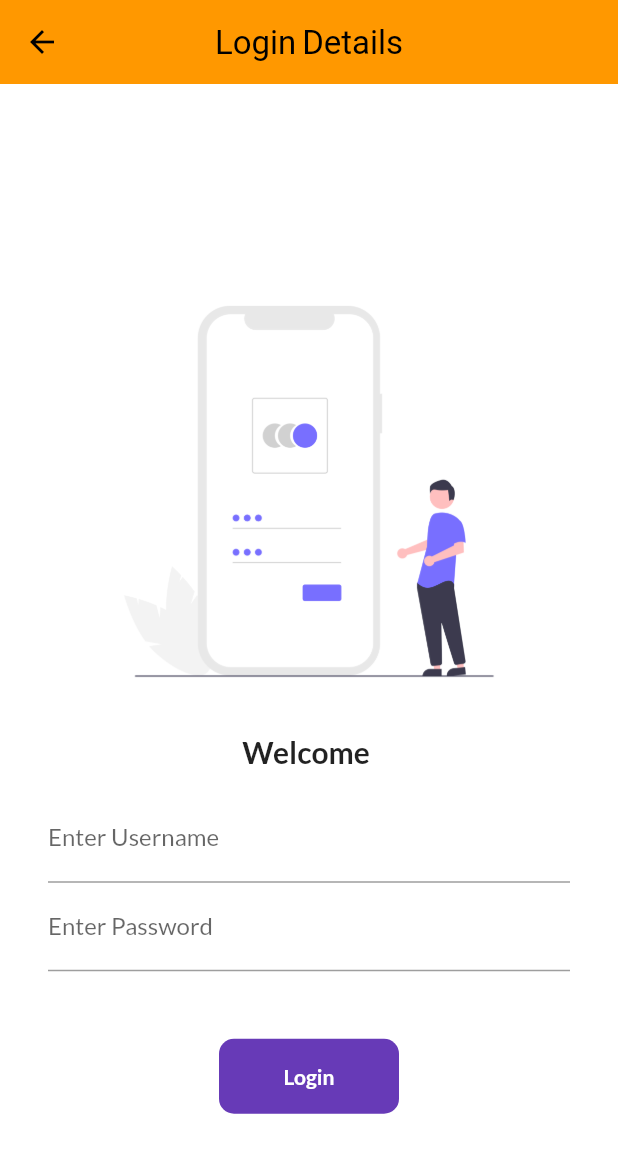
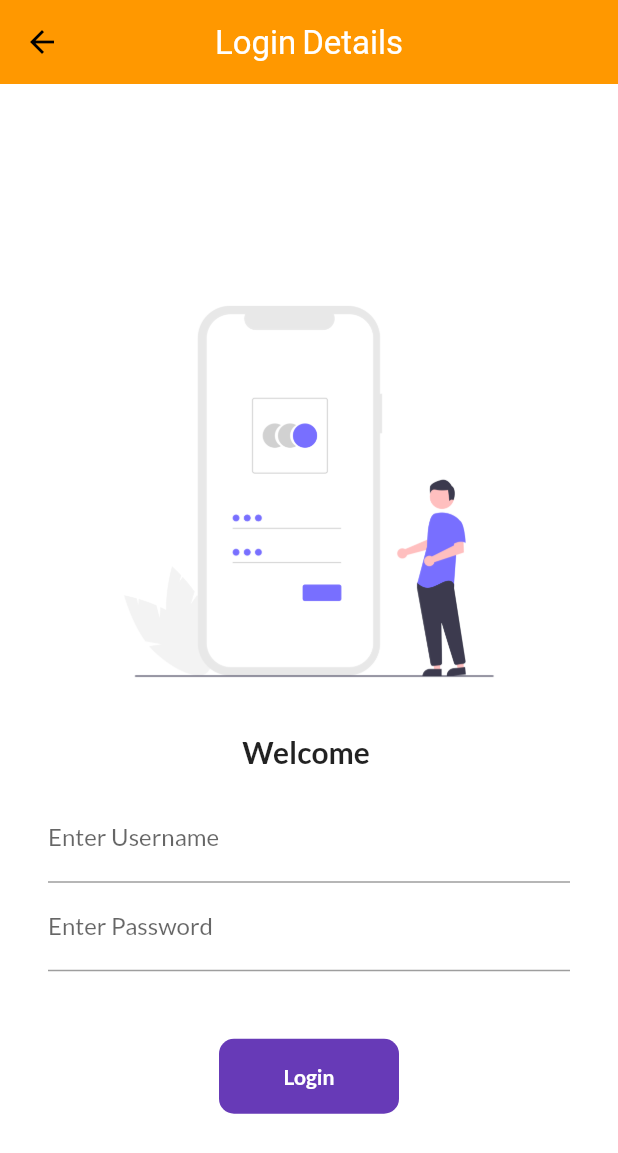
Before and after one commit to jay1906/flutter_Training-, a Flutter app: the LoginPage screen opened by its route, on a phone screen of 412 x 824 dp. Shown: the top 1153 px of the screen. Run offline on Flutter 3.47's test engine with Material 2 defaults, Android fonts, the phone set to English and light mode, and no system bars; our stand-ins replace google_fonts; network calls fail.

Commit message:
day20 completed

```diff
--- a/lib/Models/catalog.dart
+++ b/lib/Models/catalog.dart
@@ -2,6 +2,11 @@ import 'package:flutter/foundation.dart';
 
 class Catalogmodel {
   static List<Item> items = [];
+
+  static Item getbyId(int id) =>
+      items.firstWhere((element) => true, orElse: null);
+
+  static Item getbyposition(int pos) => items[pos];
 }
 
 class Item {
--- a/lib/Widgets/cart_page.dart
+++ b/lib/Widgets/cart_page.dart
@@ -9,7 +9,10 @@ class cartpage extends StatelessWidget {
       appBar: AppBar(
         backgroundColor: Colors.transparent,
         title: Text('Cart',
-            style: TextStyle(fontSize: 25, fontWeight: FontWeight.bold)),
+            style: TextStyle(
+                fontSize: 25,
+                fontWeight: FontWeight.bold,
+                color: Colors.black)),
       ),
     );
   }
--- a/lib/Widgets/theme.dart
+++ b/lib/Widgets/theme.dart
@@ -5,19 +5,37 @@ class Mytheme {
   static ThemeData get lighttheme => ThemeData(
       primarySwatch: Colors.deepPurple,
       fontFamily: GoogleFonts.lato().fontFamily,
+      cardColor: Colors.white,
+      canvasColor: Mytheme.creamcolor,
+      // ignore: deprecated_member_use
       appBarTheme: AppBarTheme(
           color: Colors.white,
           elevation: 0.0,
           iconTheme: IconThemeData(color: Colors.black),
           titleTextStyle: TextStyle(
-            color: Colors.black,
+            color: Colors.white,
             fontSize: 22,
           ),
           centerTitle: true));
 
-  static ThemeData get darktheme => ThemeData(brightness: Brightness.dark);
+  static ThemeData get darktheme => ThemeData(
+      primarySwatch: Colors.deepPurple,
+      fontFamily: GoogleFonts.lato().fontFamily,
+      cardColor: Colors.black,
+      canvasColor: Mytheme.Darkcreamcolor,
+      appBarTheme: AppBarTheme(
+        color: Colors.black,
+        elevation: 0.0,
+        iconTheme: IconThemeData(color: Colors.black),
+        titleTextStyle: TextStyle(
+          color: Colors.black,
+          fontSize: 22,
+        ),
+      ));
 
   //colors
   static Color creamcolor = Color(0xfff5f5f5);
+  static Color Darkcreamcolor = Color(0xb3aa6c);
   static Color darkbluishcolor = Color(0xff403b58);
+  static Color lightbluishcolor = Color(0xADD8E6);
 }
--- a/lib/home_page.dart
+++ b/lib/home_page.dart
@@ -43,10 +43,10 @@ class _HomePageState extends State<HomePage> {
   @override
   Widget build(BuildContext context) {
     return Scaffold(
-      backgroundColor: Mytheme.creamcolor,
+      backgroundColor: Theme.of(context).canvasColor,
       floatingActionButton: FloatingActionButton(
         onPressed: () => Navigator.pushNamed(context, Myroutes.cartroutes),
-        backgroundColor: Mytheme.darkbluishcolor,
+        backgroundColor: Theme.of(context).primaryColor,
         child: Icon(CupertinoIcons.cart),
       ),
       // appBar: AppBar(
--- a/lib/home_widgets/catalog_header.dart
+++ b/lib/home_widgets/catalog_header.dart
@@ -9,7 +9,7 @@ class CatlogHeader extends StatelessWidget {
       crossAxisAlignment: CrossAxisAlignment.start,
       children: [
         Padding(
-          padding: const EdgeInsets.all(.0),
+          padding: const EdgeInsets.all(8.0),
           child: AppBar(
             backgroundColor: Colors.transparent,
             foregroundColor: Colors.transparent,
@@ -25,7 +25,7 @@ class CatlogHeader extends StatelessWidget {
           ),
         ),
         Padding(
-          padding: const EdgeInsets.all(12.0),
+          padding: const EdgeInsets.all(4.0),
           child: Container(
             alignment: Alignment.topLeft,
             padding: EdgeInsets.only(left: 20),
--- a/lib/home_widgets/catalog_list.dart
+++ b/lib/home_widgets/catalog_list.dart
@@ -11,13 +11,13 @@ class CatalogList extends StatelessWidget {
           shrinkWrap: true,
           itemCount: Catalogmodel.items.length,
           itemBuilder: (context, index) {
-            final catalog = Catalogmodel.items[index];
+            final catalog = Catalogmodel.getbyposition(index);
             return InkWell(
                 onTap: () => Navigator.push(
                       context,
                       MaterialPageRoute(
                         builder: (context) => homedetailpage(
-                          catalog: catalog,
+                          catalog: Catalogmodel.getbyId(2),
                         ),
                       ),
                     ),
```
